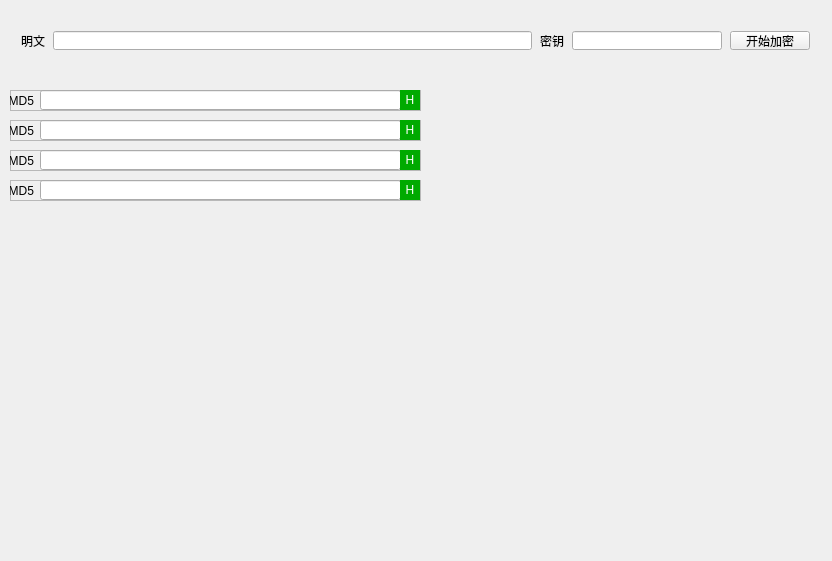
birdman1992/QTools, file DataConvert/dataconvert.ui: the form before one commit.
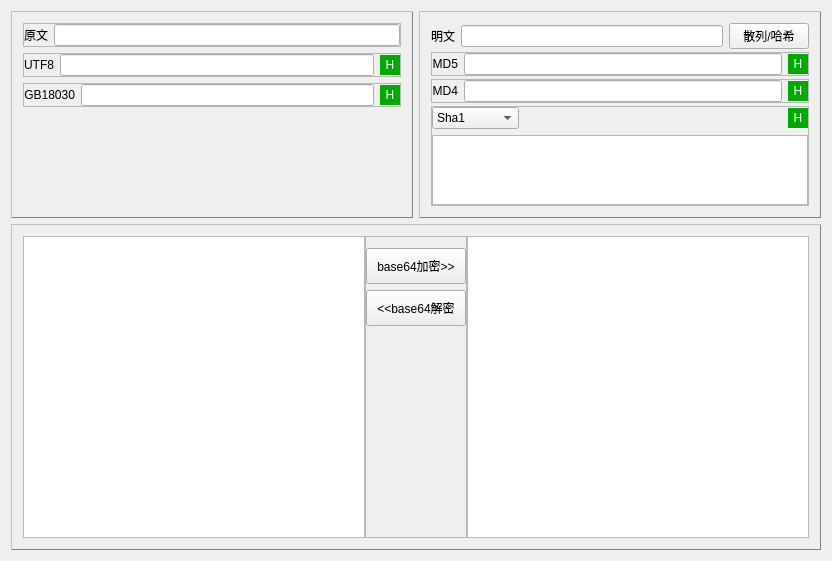
The form after the commit.

Diff of the .ui file:
```diff
--- a/DataConvert/dataconvert.ui
+++ b/DataConvert/dataconvert.ui
@@ -13,18 +13,247 @@
   <property name="windowTitle">
    <string>DataConvert</string>
   </property>
-  <widget class="QWidget" name="horizontalLayoutWidget">
-   <property name="geometry">
-    <rect>
-     <x>10</x>
-     <y>20</y>
-     <width>811</width>
-     <height>41</height>
-    </rect>
-   </property>
+  <layout class="QGridLayout" name="gridLayout_2" rowstretch="3,7">
+   <item row="0" column="0">
+    <widget class="QFrame" name="frame_code">
+     <property name="styleSheet">
+      <string notr="true">#frame_code{
+	border:1px outset grey;
+}</string>
+     </property>
+     <property name="frameShape">
+      <enum>QFrame::StyledPanel</enum>
+     </property>
+     <property name="frameShadow">
+      <enum>QFrame::Raised</enum>
+     </property>
+     <layout class="QVBoxLayout" name="verticalLayout_3">
+      <item>
+       <widget class="QFrame" name="frame_7">
+        <property name="frameShape">
+         <enum>QFrame::StyledPanel</enum>
+        </property>
+        <property name="frameShadow">
+         <enum>QFrame::Raised</enum>
+        </property>
+        <layout class="QHBoxLayout" name="horizontalLayout_7">
+         <property name="leftMargin">
+          <number>0</number>
+         </property>
+         <property name="topMargin">
+          <number>0</number>
+         </property>
+         <property name="rightMargin">
+          <number>0</number>
+         </property>
+         <property name="bottomMargin">
+          <number>0</number>
+         </property>
+         <item>
+          <widget class="QLabel" name="label_12">
+           <property name="text">
+            <string>原文</string>
+           </property>
+           <property name="alignment">
+            <set>Qt::AlignRight|Qt::AlignTrailing|Qt::AlignVCenter</set>
+           </property>
+          </widget>
+         </item>
+         <item>
+          <widget class="QLineEdit" name="textcode"/>
+         </item>
+        </layout>
+       </widget>
+      </item>
+      <item>
+       <widget class="QFrame" name="frame_5">
+        <property name="frameShape">
+         <enum>QFrame::StyledPanel</enum>
+        </property>
+        <property name="frameShadow">
+         <enum>QFrame::Raised</enum>
+        </property>
+        <layout class="QHBoxLayout" name="horizontalLayout_5">
+         <property name="leftMargin">
+          <number>0</number>
+         </property>
+         <property name="topMargin">
+          <number>0</number>
+         </property>
+         <property name="rightMargin">
+          <number>0</number>
+         </property>
+         <property name="bottomMargin">
+          <number>0</number>
+         </property>
+         <item>
+          <widget class="QLabel" name="label_7">
+           <property name="text">
+            <string>UTF8</string>
+           </property>
+           <property name="alignment">
+            <set>Qt::AlignRight|Qt::AlignTrailing|Qt::AlignVCenter</set>
+           </property>
+          </widget>
+         </item>
+         <item>
+          <widget class="QLineEdit" name="textUtf8"/>
+         </item>
+         <item>
+          <widget class="QLabel" name="label_9">
+           <property name="sizePolicy">
+            <sizepolicy hsizetype="Fixed" vsizetype="Preferred">
+             <horstretch>0</horstretch>
+             <verstretch>0</verstretch>
+            </sizepolicy>
+           </property>
+           <property name="minimumSize">
+            <size>
+             <width>20</width>
+             <height>20</height>
+            </size>
+           </property>
+           <property name="maximumSize">
+            <size>
+             <width>20</width>
+             <height>20</height>
+            </size>
+           </property>
+           <property name="styleSheet">
+            <string notr="true">background-color: rgb(0, 170, 0);
+font: 75 9pt &quot;微软雅黑&quot;;
+color: rgb(255, 255, 255);
+</string>
+           </property>
+           <property name="text">
+            <string>H</string>
+           </property>
+           <property name="alignment">
+            <set>Qt::AlignCenter</set>
+           </property>
+          </widget>
+         </item>
+        </layout>
+       </widget>
+      </item>
+      <item>
+       <widget class="QFrame" name="frame_6">
+        <property name="frameShape">
+         <enum>QFrame::StyledPanel</enum>
+        </property>
+        <property name="frameShadow">
+         <enum>QFrame::Raised</enum>
+        </property>
+        <layout class="QHBoxLayout" name="horizontalLayout_6">
+         <property name="leftMargin">
+          <number>0</number>
+         </property>
+         <property name="topMargin">
+          <number>0</number>
+         </property>
+         <property name="rightMargin">
+          <number>0</number>
+         </property>
+         <property name="bottomMargin">
+          <number>0</number>
+         </property>
+         <item>
+          <widget class="QLabel" name="label_10">
+           <property name="text">
+            <string>GB18030</string>
+           </property>
+           <property name="alignment">
+            <set>Qt::AlignRight|Qt::AlignTrailing|Qt::AlignVCenter</set>
+           </property>
+          </widget>
+         </item>
+         <item>
+          <widget class="QLineEdit" name="textGbk"/>
+         </item>
+         <item>
+          <widget class="QLabel" name="label_11">
+           <property name="sizePolicy">
+            <sizepolicy hsizetype="Fixed" vsizetype="Preferred">
+             <horstretch>0</horstretch>
+             <verstretch>0</verstretch>
+            </sizepolicy>
+           </property>
+           <property name="minimumSize">
+            <size>
+             <width>20</width>
+             <height>20</height>
+            </size>
+           </property>
+           <property name="maximumSize">
+            <size>
+             <width>20</width>
+             <height>20</height>
+            </size>
+           </property>
+           <property name="styleSheet">
+            <string notr="true">background-color: rgb(0, 170, 0);
+font: 75 9pt &quot;微软雅黑&quot;;
+color: rgb(255, 255, 255);
+</string>
+           </property>
+           <property name="text">
+            <string>H</string>
+           </property>
+           <property name="alignment">
+            <set>Qt::AlignCenter</set>
+           </property>
+          </widget>
+         </item>
+        </layout>
+       </widget>
+      </item>
+      <item>
+       <spacer name="verticalSpacer_2">
+        <property name="orientation">
+         <enum>Qt::Vertical</enum>
+        </property>
+        <property name="sizeHint" stdset="0">
+         <size>
+          <width>20</width>
+          <height>40</height>
+         </size>
+        </property>
+       </spacer>
+      </item>
+     </layout>
+    </widget>
+   </item>
+   <item row="0" column="1">
+    <widget class="QFrame" name="frame_hash">
+     <property name="styleSheet">
+      <string notr="true">#frame_hash{
+	border:1px outset grey;
+}</string>
+     </property>
+     <property name="frameShape">
+      <enum>QFrame::StyledPanel</enum>
+     </property>
+     <property name="frameShadow">
+      <enum>QFrame::Raised</enum>
+     </property>
+     <layout class="QVBoxLayout" name="verticalLayout" stretch="2,1,1,3">
+      <property name="spacing">
+       <number>3</number>
+      </property>
+      <item>
+       <widget class="QFrame" name="horizontalFrame">
    <layout class="QHBoxLayout" name="horizontalLayout">
-    <property name="spacing">
-     <number>8</number>
+         <property name="leftMargin">
+          <number>0</number>
+         </property>
+         <property name="topMargin">
+          <number>0</number>
+         </property>
+         <property name="rightMargin">
+          <number>0</number>
+         </property>
+         <property name="bottomMargin">
+          <number>0</number>
     </property>
     <item>
      <widget class="QLabel" name="label">
@@ -37,27 +266,7 @@
      </widget>
     </item>
     <item>
-     <widget class="QLineEdit" name="text"/>
-    </item>
-    <item>
-     <widget class="QLabel" name="label_2">
-      <property name="text">
-       <string>密钥</string>
-      </property>
-      <property name="alignment">
-       <set>Qt::AlignRight|Qt::AlignTrailing|Qt::AlignVCenter</set>
-      </property>
-     </widget>
-    </item>
-    <item>
-     <widget class="QLineEdit" name="key">
-      <property name="maximumSize">
-       <size>
-        <width>150</width>
-        <height>16777215</height>
-       </size>
-      </property>
-     </widget>
+          <widget class="QLineEdit" name="textHash"/>
     </item>
     <item>
      <widget class="QPushButton" name="encrypt">
@@ -68,36 +277,36 @@
        </sizepolicy>
       </property>
       <property name="text">
-       <string>开始加密</string>
+            <string>散列/哈希</string>
       </property>
      </widget>
     </item>
    </layout>
   </widget>
+      </item>
+      <item>
   <widget class="QFrame" name="frame">
-   <property name="geometry">
-    <rect>
-     <x>10</x>
-     <y>90</y>
-     <width>411</width>
-     <height>21</height>
-    </rect>
-   </property>
    <property name="frameShape">
     <enum>QFrame::StyledPanel</enum>
    </property>
    <property name="frameShadow">
     <enum>QFrame::Raised</enum>
    </property>
+        <layout class="QHBoxLayout" name="horizontalLayout_2">
+         <property name="leftMargin">
+          <number>0</number>
+         </property>
+         <property name="topMargin">
+          <number>0</number>
+         </property>
+         <property name="rightMargin">
+          <number>0</number>
+         </property>
+         <property name="bottomMargin">
+          <number>0</number>
+         </property>
+         <item>
    <widget class="QLabel" name="label_3">
-    <property name="geometry">
-     <rect>
-      <x>0</x>
-      <y>0</y>
-      <width>24</width>
-      <height>21</height>
-     </rect>
-    </property>
     <property name="text">
      <string>MD5</string>
     </property>
@@ -105,24 +314,29 @@
      <set>Qt::AlignRight|Qt::AlignTrailing|Qt::AlignVCenter</set>
     </property>
    </widget>
-   <widget class="QLineEdit" name="textMd5">
-    <property name="geometry">
-     <rect>
-      <x>30</x>
-      <y>0</y>
-      <width>361</width>
-      <height>20</height>
-     </rect>
-    </property>
-   </widget>
+         </item>
+         <item>
+          <widget class="QLineEdit" name="textMd5"/>
+         </item>
+         <item>
    <widget class="QLabel" name="label_4">
-    <property name="geometry">
-     <rect>
-      <x>390</x>
-      <y>0</y>
+           <property name="sizePolicy">
+            <sizepolicy hsizetype="Fixed" vsizetype="Preferred">
+             <horstretch>0</horstretch>
+             <verstretch>0</verstretch>
+            </sizepolicy>
+           </property>
+           <property name="minimumSize">
+            <size>
       <width>20</width>
       <height>20</height>
-     </rect>
+            </size>
+           </property>
+           <property name="maximumSize">
+            <size>
+             <width>20</width>
+             <height>20</height>
+            </size>
     </property>
     <property name="styleSheet">
      <string notr="true">background-color: rgb(0, 170, 0);
@@ -137,56 +351,57 @@
      <set>Qt::AlignCenter</set>
     </property>
    </widget>
-  </widget>
+         </item>
+        </layout>
+       </widget>
+      </item>
+      <item>
   <widget class="QFrame" name="frame_2">
-   <property name="geometry">
-    <rect>
-     <x>10</x>
-     <y>120</y>
-     <width>411</width>
-     <height>21</height>
-    </rect>
-   </property>
    <property name="frameShape">
     <enum>QFrame::StyledPanel</enum>
    </property>
    <property name="frameShadow">
     <enum>QFrame::Raised</enum>
    </property>
+        <layout class="QHBoxLayout" name="horizontalLayout_3">
+         <property name="leftMargin">
+          <number>0</number>
+         </property>
+         <property name="topMargin">
+          <number>0</number>
+         </property>
+         <property name="rightMargin">
+          <number>0</number>
+         </property>
+         <property name="bottomMargin">
+          <number>0</number>
+         </property>
+         <item>
    <widget class="QLabel" name="label_5">
-    <property name="geometry">
-     <rect>
-      <x>0</x>
-      <y>0</y>
-      <width>24</width>
-      <height>21</height>
-     </rect>
-    </property>
     <property name="text">
-     <string>MD5</string>
+            <string>MD4</string>
     </property>
     <property name="alignment">
      <set>Qt::AlignRight|Qt::AlignTrailing|Qt::AlignVCenter</set>
     </property>
    </widget>
-   <widget class="QLineEdit" name="lineEdit_2">
-    <property name="geometry">
-     <rect>
-      <x>30</x>
-      <y>0</y>
-      <width>361</width>
-      <height>20</height>
-     </rect>
-    </property>
-   </widget>
+         </item>
+         <item>
+          <widget class="QLineEdit" name="textMd4"/>
+         </item>
+         <item>
    <widget class="QLabel" name="label_6">
-    <property name="geometry">
-     <rect>
-      <x>390</x>
-      <y>0</y>
+           <property name="minimumSize">
+            <size>
       <width>20</width>
       <height>20</height>
-     </rect>
+            </size>
+           </property>
+           <property name="maximumSize">
+            <size>
+             <width>20</width>
+             <height>20</height>
+            </size>
     </property>
     <property name="styleSheet">
      <string notr="true">background-color: rgb(0, 170, 0);
@@ -201,56 +416,96 @@
      <set>Qt::AlignCenter</set>
     </property>
    </widget>
-  </widget>
+         </item>
+        </layout>
+       </widget>
+      </item>
+      <item>
   <widget class="QFrame" name="frame_3">
-   <property name="geometry">
-    <rect>
-     <x>10</x>
-     <y>150</y>
-     <width>411</width>
-     <height>21</height>
-    </rect>
-   </property>
    <property name="frameShape">
     <enum>QFrame::StyledPanel</enum>
    </property>
    <property name="frameShadow">
     <enum>QFrame::Raised</enum>
    </property>
-   <widget class="QLabel" name="label_7">
-    <property name="geometry">
-     <rect>
-      <x>0</x>
-      <y>0</y>
-      <width>24</width>
-      <height>21</height>
-     </rect>
-    </property>
+        <layout class="QGridLayout" name="gridLayout">
+         <property name="leftMargin">
+          <number>0</number>
+         </property>
+         <property name="topMargin">
+          <number>0</number>
+         </property>
+         <property name="rightMargin">
+          <number>0</number>
+         </property>
+         <property name="bottomMargin">
+          <number>0</number>
+         </property>
+         <item row="0" column="0">
+          <widget class="QComboBox" name="encryption">
+           <property name="currentIndex">
+            <number>0</number>
+           </property>
+           <item>
     <property name="text">
-     <string>MD5</string>
-    </property>
-    <property name="alignment">
-     <set>Qt::AlignRight|Qt::AlignTrailing|Qt::AlignVCenter</set>
-    </property>
-   </widget>
-   <widget class="QLineEdit" name="lineEdit_3">
-    <property name="geometry">
-     <rect>
-      <x>30</x>
-      <y>0</y>
-      <width>361</width>
-      <height>20</height>
-     </rect>
-    </property>
-   </widget>
+             <string>Sha1</string>
+            </property>
+           </item>
+           <item>
+            <property name="text">
+             <string>Sha224</string>
+            </property>
+           </item>
+           <item>
+            <property name="text">
+             <string>Sha256</string>
+            </property>
+           </item>
+           <item>
+            <property name="text">
+             <string>Sha384</string>
+            </property>
+           </item>
+           <item>
+            <property name="text">
+             <string>Sha512</string>
+            </property>
+           </item>
+           <item>
+            <property name="text">
+             <string>Sha3_224</string>
+            </property>
+           </item>
+           <item>
+            <property name="text">
+             <string>Sha3_256</string>
+            </property>
+           </item>
+           <item>
+            <property name="text">
+             <string>Sha3_384</string>
+            </property>
+           </item>
+           <item>
+            <property name="text">
+             <string>Sha3_512</string>
+            </property>
+           </item>
+          </widget>
+         </item>
+         <item row="0" column="2">
    <widget class="QLabel" name="label_8">
-    <property name="geometry">
-     <rect>
-      <x>390</x>
-      <y>0</y>
+           <property name="minimumSize">
+            <size>
       <width>20</width>
       <height>20</height>
-     </rect>
+            </size>
+           </property>
+           <property name="maximumSize">
+            <size>
+             <width>20</width>
+             <height>20</height>
+            </size>
     </property>
     <property name="styleSheet">
      <string notr="true">background-color: rgb(0, 170, 0);
@@ -265,71 +520,131 @@
      <set>Qt::AlignCenter</set>
     </property>
    </widget>
-  </widget>
+         </item>
+         <item row="1" column="0" colspan="3">
+          <widget class="QTextEdit" name="textSha"/>
+         </item>
+         <item row="0" column="1">
+          <spacer name="horizontalSpacer">
+           <property name="orientation">
+            <enum>Qt::Horizontal</enum>
+           </property>
+           <property name="sizeHint" stdset="0">
+            <size>
+             <width>40</width>
+             <height>20</height>
+            </size>
+           </property>
+          </spacer>
+         </item>
+        </layout>
+       </widget>
+      </item>
+     </layout>
+    </widget>
+   </item>
+   <item row="1" column="0" colspan="2">
+    <widget class="QFrame" name="frame_base64">
+     <property name="styleSheet">
+      <string notr="true">#frame_base64{
+	border:1px outset grey;
+}</string>
+     </property>
+     <property name="frameShape">
+      <enum>QFrame::StyledPanel</enum>
+     </property>
+     <property name="frameShadow">
+      <enum>QFrame::Raised</enum>
+     </property>
+     <layout class="QHBoxLayout" name="horizontalLayout_4" stretch="1,0,1">
+      <property name="spacing">
+       <number>0</number>
+      </property>
+      <item>
+       <widget class="QTextEdit" name="plainText"/>
+      </item>
+      <item>
   <widget class="QFrame" name="frame_4">
-   <property name="geometry">
-    <rect>
-     <x>10</x>
-     <y>180</y>
-     <width>411</width>
-     <height>21</height>
-    </rect>
-   </property>
    <property name="frameShape">
     <enum>QFrame::StyledPanel</enum>
    </property>
    <property name="frameShadow">
     <enum>QFrame::Raised</enum>
    </property>
-   <widget class="QLabel" name="label_9">
-    <property name="geometry">
-     <rect>
-      <x>0</x>
-      <y>0</y>
-      <width>24</width>
-      <height>21</height>
-     </rect>
-    </property>
-    <property name="text">
-     <string>MD5</string>
-    </property>
-    <property name="alignment">
-     <set>Qt::AlignRight|Qt::AlignTrailing|Qt::AlignVCenter</set>
-    </property>
-   </widget>
-   <widget class="QLineEdit" name="lineEdit_4">
-    <property name="geometry">
-     <rect>
-      <x>30</x>
-      <y>0</y>
-      <width>361</width>
-      <height>20</height>
-     </rect>
-    </property>
-   </widget>
-   <widget class="QLabel" name="label_10">
-    <property name="geometry">
-     <rect>
-      <x>390</x>
-      <y>0</y>
+        <layout class="QVBoxLayout" name="verticalLayout_2">
+         <property name="leftMargin">
+          <number>0</number>
+         </property>
+         <property name="rightMargin">
+          <number>0</number>
+         </property>
+         <item>
+          <widget class="QPushButton" name="encryptBase64">
+           <property name="sizePolicy">
+            <sizepolicy hsizetype="Fixed" vsizetype="Fixed">
+             <horstretch>0</horstretch>
+             <verstretch>0</verstretch>
+            </sizepolicy>
+           </property>
+           <property name="minimumSize">
+            <size>
+             <width>100</width>
+             <height>36</height>
+            </size>
+           </property>
+           <property name="maximumSize">
+            <size>
+             <width>120</width>
+             <height>16777215</height>
+            </size>
+           </property>
+           <property name="text">
+            <string>base64加密&gt;&gt;</string>
+           </property>
+          </widget>
+         </item>
+         <item>
+          <widget class="QPushButton" name="decryptBase64">
+           <property name="minimumSize">
+            <size>
+             <width>100</width>
+             <height>36</height>
+            </size>
+           </property>
+           <property name="maximumSize">
+            <size>
+             <width>100</width>
+             <height>16777215</height>
+            </size>
+           </property>
+           <property name="text">
+            <string>&lt;&lt;base64解密</string>
+           </property>
+          </widget>
+         </item>
+         <item>
+          <spacer name="verticalSpacer">
+           <property name="orientation">
+            <enum>Qt::Vertical</enum>
+           </property>
+           <property name="sizeHint" stdset="0">
+            <size>
       <width>20</width>
-      <height>20</height>
-     </rect>
-    </property>
-    <property name="styleSheet">
-     <string notr="true">background-color: rgb(0, 170, 0);
-font: 75 9pt &quot;微软雅黑&quot;;
-color: rgb(255, 255, 255);
-</string>
-    </property>
-    <property name="text">
-     <string>H</string>
-    </property>
-    <property name="alignment">
-     <set>Qt::AlignCenter</set>
-    </property>
-   </widget>
-  </widget>
+             <height>40</height>
+            </size>
+           </property>
+          </spacer>
+         </item>
+        </layout>
+       </widget>
+      </item>
+      <item>
+       <widget class="QTextEdit" name="cipherText"/>
+      </item>
+     </layout>
+    </widget>
+   </item>
+  </layout>
  </widget>
  <layoutdefault spacing="6" margin="11"/>
  <resources/>
```
Lines whose indentation alone changed are shown as unchanged.
